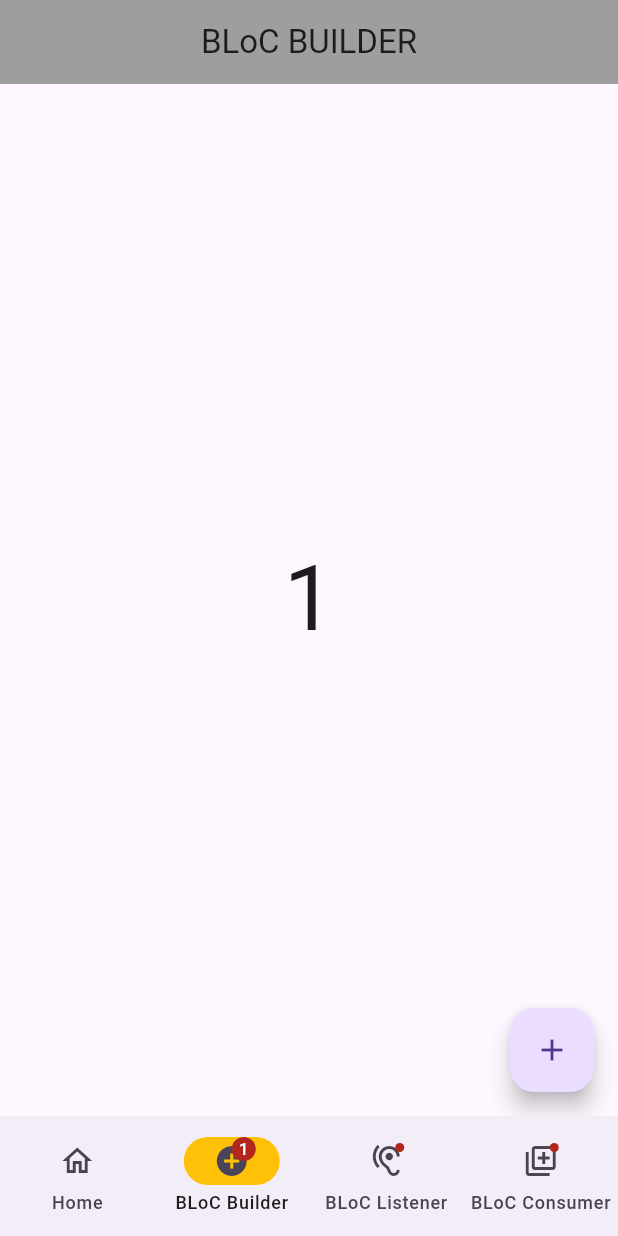
After one commit to hesptech/flutter_bloc_akshit, a Flutter app: the screen it shows after launch, item 2 of the bottom bar chosen, on a phone screen of 412 x 824 dp. The commit adds this screen. Run offline on Flutter 3.47's test engine with Material 2 defaults, Android fonts, the phone set to English and light mode, and no system bars; our stand-ins replace bloc, flutter_bloc.

Commit message:
feat: navigstion bar & separated bloc screens

```diff
--- a/lib/features/counter/ui/counter_page.dart
+++ b/lib/features/counter/ui/counter_page.dart
@@ -32,11 +32,11 @@ class _CounterPageState extends State<CounterPage> {
         listener: (context, state) {
           if (state is CounterShowSnackbarActionState) {
             ScaffoldMessenger.of(context).showSnackBar(const SnackBar(content: Text('Snackbar')));
-          } /* else if(state is CounterIncrementActionState) {
+          } else if(state is CounterIncrementActionState) {
             setState(() {
               val = val + 1;
             });
-          } */
+          }
         },
         child: Center(
           child: Container(
@@ -70,7 +70,6 @@ class _CounterPageState extends State<CounterPage> {
             case CounterIncrementState:
               final successState = state as CounterIncrementState;
               return Center(
-                child: Container(
                 child: Column(
                   mainAxisAlignment: MainAxisAlignment.center,
                   children: [
@@ -79,7 +78,6 @@ class _CounterPageState extends State<CounterPage> {
                       style: const TextStyle(fontSize: 60),
                     )
                   ],
-                  ),
                 ),
               );
 
--- /dev/null
+++ b/lib/features/counter/ui/screens/bloc_builder_screen.dart
@@ -0,0 +1,62 @@
+import 'package:flutter/material.dart';
+import 'package:flutter_bloc/flutter_bloc.dart';
+
+import '../../bloc/counter_bloc.dart';
+
+class BlocBuilderScreen extends StatefulWidget {
+  const BlocBuilderScreen({super.key});
+
+  @override
+  State<BlocBuilderScreen> createState() => _BlocBuilderScreenState();
+}
+
+class _BlocBuilderScreenState extends State<BlocBuilderScreen> {
+  CounterBloc counterBloc = CounterBloc();
+
+  @override
+  void initState() {
+    counterBloc.add(CounterIncrementevent());
+    super.initState();
+  }
+
+  @override
+  Widget build(BuildContext context) {
+    return Scaffold(
+      appBar: AppBar(
+        title: const Text('BLoC BUILDER'),
+        centerTitle: true,
+        backgroundColor: Colors.grey,
+      ),
+      body: BlocBuilder<CounterBloc, CounterState>(
+        bloc: counterBloc,
+        builder: (context, state) {
+          switch(state.runtimeType) {
+            case CounterIncrementState:
+              final successState = state as CounterIncrementState;
+              return Center(
+                child: Column(
+                  mainAxisAlignment: MainAxisAlignment.center,
+                  children: [
+                    Text(
+                      successState.val.toString(),
+                      style: const TextStyle(fontSize: 60),
+                    )
+                  ],
+                ),
+              );
+
+            default:
+              return const Center(child: Text("Not found"),);
+          }
+
+        },
+      ),
+
+      floatingActionButton: FloatingActionButton(
+          child: const Icon(Icons.add),
+          onPressed: () {
+            counterBloc.add(CounterIncrementevent());
+          }),
+    );
+  }
+}
--- a/lib/features/counter/ui/screens/home_screen.dart
+++ b/lib/features/counter/ui/screens/home_screen.dart
@@ -11,12 +11,11 @@ class HomeScreen extends StatelessWidget {
       appBar: AppBar(
         title: const Text('BLoC Akshit'),
         centerTitle: true,
+        backgroundColor: Colors.grey,
       ),
       body: const Center(
-        child: Text('data'),
+        child: Text('home content'),
       ),
-
-      bottomNavigationBar: const Text('data'),
     );
   }
 }
--- /dev/null
+++ b/lib/features/counter/ui/screens/shared/custom_bottom_navigation.dart
@@ -0,0 +1,67 @@
+import 'package:flutter/material.dart';
+import 'package:flutter_bloc_akshit/features/counter/ui/screens/bloc_builder_screen.dart';
+import 'package:flutter_bloc_akshit/features/counter/ui/screens/bloc_consumer_screen.dart';
+import 'package:flutter_bloc_akshit/features/counter/ui/screens/bloc_listener_screen.dart';
+
+import '../home_screen.dart';
+
+class CustomBottomNavigation extends StatefulWidget {
+  const CustomBottomNavigation({super.key});
+
+  @override
+  State<CustomBottomNavigation> createState() => _CustomBottomNavigationState();
+}
+
+class _CustomBottomNavigationState extends State<CustomBottomNavigation> {
+  int currentPageIndex = 0;
+
+  @override
+  Widget build(BuildContext context) {
+    return Scaffold(
+
+      body: <Widget>[
+        /// Home page
+        const HomeScreen(),
+        const BlocBuilderScreen(),
+        const BlocListenerScreen(),
+        const BlocConsumerScreen(),
+      ][currentPageIndex],
+
+      bottomNavigationBar: NavigationBar(
+        onDestinationSelected: (int index) {
+          setState(() {
+            currentPageIndex = index;
+          });
+        },
+        indicatorColor: Colors.amber,
+        selectedIndex: currentPageIndex,
+        destinations: const <Widget>[
+          NavigationDestination(
+            selectedIcon: Icon(Icons.home),
+            icon: Icon(Icons.home_outlined),
+            label: 'Home',
+          ),
+          NavigationDestination(
+            icon: Badge(
+              label: Text('1'),
+              child: Icon(Icons.add_circle_outlined),
+            ),
+            label: 'BLoC Builder',
+          ),
+          NavigationDestination(
+            icon: Badge(
+              child: Icon(Icons.hearing_outlined),
+            ),
+            label: 'BLoC Listener',
+          ),
+          NavigationDestination(
+            icon: Badge(
+              child: Icon(Icons.library_add_outlined),
+            ),
+            label: 'BLoC Consumer',
+          ),
+        ],
+      ),
+    );
+  }
+}
--- a/lib/main.dart
+++ b/lib/main.dart
@@ -1,5 +1,5 @@
 import 'package:flutter/material.dart';
-import 'package:flutter_bloc_akshit/features/counter/ui/counter_page.dart';
+import 'package:flutter_bloc_akshit/features/counter/ui/screens/shared/custom_bottom_navigation.dart';
 
 void main() {
   runApp(const MainApp());
@@ -10,8 +10,9 @@ class MainApp extends StatelessWidget {
 
   @override
   Widget build(BuildContext context) {
-    return const MaterialApp(
-      home: CounterPage(),
+    return MaterialApp(
+      theme: ThemeData(useMaterial3: true),
+      home: const CustomBottomNavigation(),
     );
   }
 }
```
Also changed, not shown: lib/features/counter/ui/screens/bloc_consumer_screen.dart (added, +97 -0 lines), lib/features/counter/ui/screens/bloc_listener_screen.dart (added, +51 -0 lines), lib/features/counter/ui/screens/shared/custom_bottom_navagation.dart (deleted, +0 -13 lines), 1 other file. Lines whose indentation alone changed are shown as unchanged.
